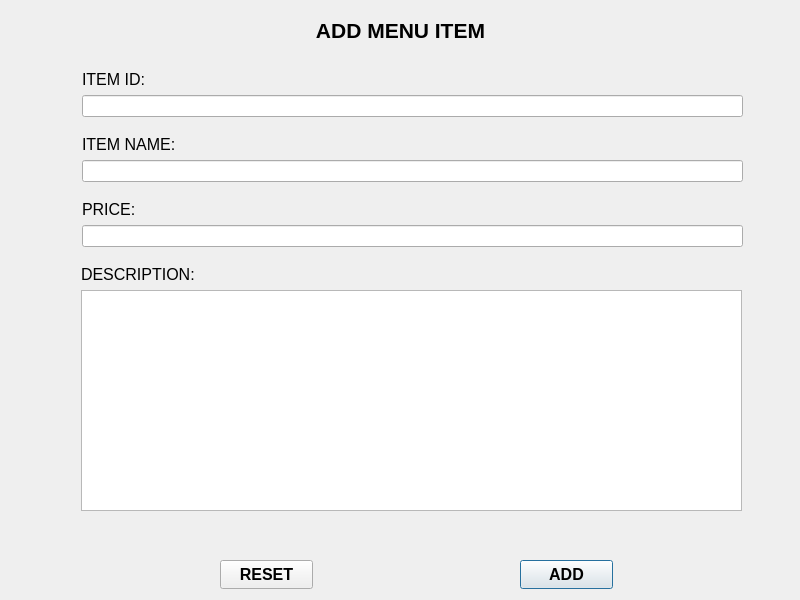
Qt form RMS_qt/addmenuitem.ui (dev-pratik02/RMS) before a commit.
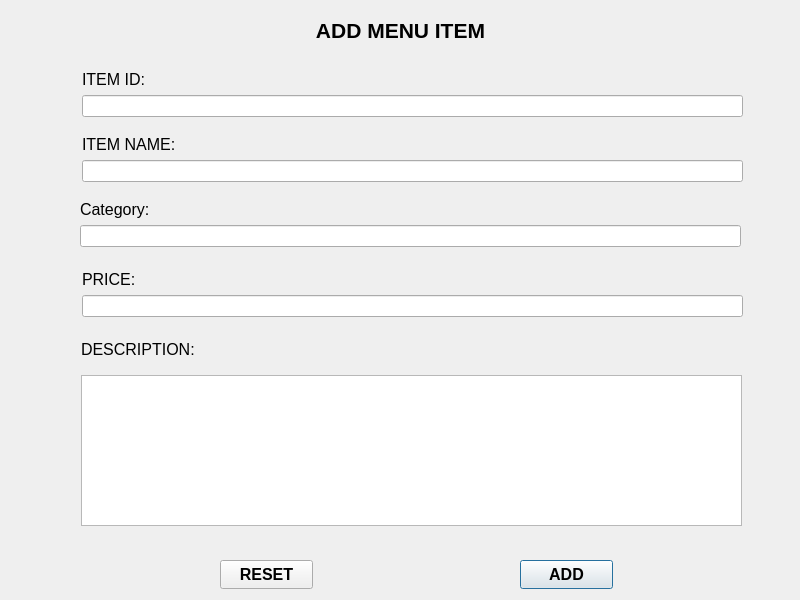
The same form after that commit.

Diff of the .ui file:
```diff
--- a/RMS_qt/addmenuitem.ui
+++ b/RMS_qt/addmenuitem.ui
@@ -77,7 +77,7 @@
    <property name="geometry">
     <rect>
      <x>82</x>
-     <y>200</y>
+     <y>270</y>
      <width>54</width>
      <height>18</height>
     </rect>
@@ -96,7 +96,7 @@
    <property name="geometry">
     <rect>
      <x>82</x>
-     <y>225</y>
+     <y>295</y>
      <width>661</width>
      <height>22</height>
     </rect>
@@ -109,7 +109,7 @@
    <property name="geometry">
     <rect>
      <x>81</x>
-     <y>265</y>
+     <y>340</y>
      <width>114</width>
      <height>18</height>
     </rect>
@@ -128,9 +128,9 @@
    <property name="geometry">
     <rect>
      <x>81</x>
-     <y>290</y>
+     <y>375</y>
      <width>661</width>
-     <height>221</height>
+     <height>151</height>
     </rect>
    </property>
    <property name="plainText">
@@ -208,6 +208,38 @@
     </rect>
    </property>
   </widget>
+  <widget class="QLineEdit" name="item_category">
+   <property name="geometry">
+    <rect>
+     <x>80</x>
+     <y>225</y>
+     <width>661</width>
+     <height>22</height>
+    </rect>
+   </property>
+   <property name="text">
+    <string/>
+   </property>
+  </widget>
+  <widget class="QLabel" name="PRICE_2">
+   <property name="geometry">
+    <rect>
+     <x>80</x>
+     <y>200</y>
+     <width>70</width>
+     <height>18</height>
+    </rect>
+   </property>
+   <property name="font">
+    <font>
+     <family>Arial</family>
+     <pointsize>12</pointsize>
+    </font>
+   </property>
+   <property name="text">
+    <string>Category:</string>
+   </property>
+  </widget>
  </widget>
  <resources/>
  <connections/>
```
